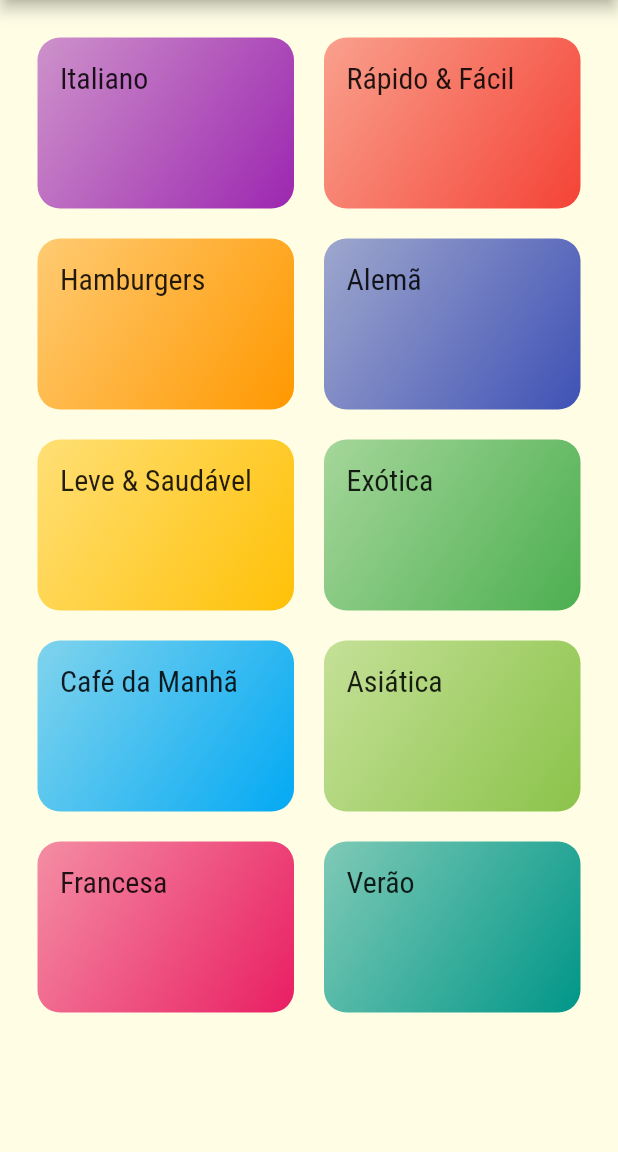
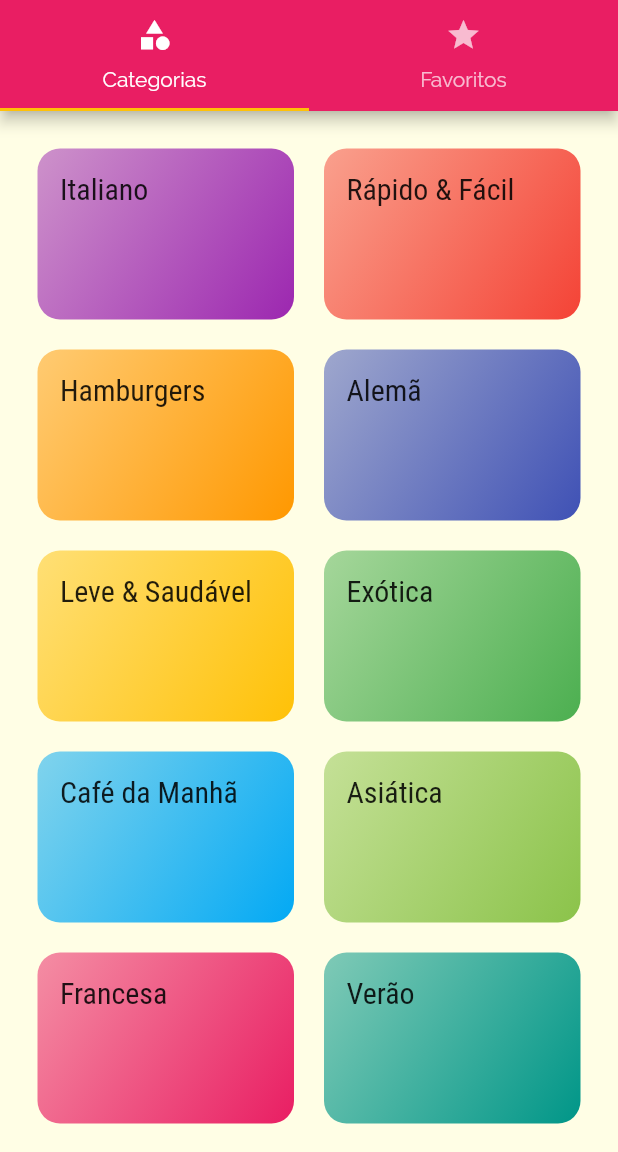
Before and after one commit to albertobezerra/comidas_flutter, a Flutter app: the screen it shows after launch, on a phone screen of 412 x 824 dp, the part 84-1236 px from its top. Run offline on Flutter 3.47's test engine with Material 2 defaults, Android fonts, the phone set to English and light mode, and no system bars.

Commit message:
Adição de navegação em tabs

```diff
--- a/lib/main.dart
+++ b/lib/main.dart
@@ -1,6 +1,6 @@
 import 'package:comidas/screens/categories_meals_screen.dart';
-import 'package:comidas/screens/categories_screen.dart';
 import 'package:comidas/screens/meal_detail_screen.dart';
+import 'package:comidas/screens/tabs_screen.dart';
 import 'package:comidas/utils/app_routes.dart';
 import 'package:flutter/material.dart';
 
@@ -22,7 +22,7 @@
                 fontFamily: 'Roboto',
               ))),
       routes: {
-        AppRoutes.HOME: (ctx) => CategoriesScreen(),
+        AppRoutes.HOME: (ctx) => TabsScreen(),
         AppRoutes.CATEGORIES_MEALS: (ctx) => CategoriesMealsScreen(),
         AppRoutes.MEAL_DETAIL: (ctx) => MealDetailScreen(),
       },
--- a/lib/screens/categories_screen.dart
+++ b/lib/screens/categories_screen.dart
@@ -6,11 +6,7 @@
 class CategoriesScreen extends StatelessWidget {
   @override
   Widget build(BuildContext context) {
-    return Scaffold(
-      appBar: AppBar(
-        title: Text('Vamos cozinhar?'),
-      ),
-      body: GridView(
+    return GridView(
       padding: const EdgeInsets.all(25),
       gridDelegate: SliverGridDelegateWithMaxCrossAxisExtent(
         maxCrossAxisExtent: 200,
@@ -21,7 +17,6 @@
       children: DUMMY_CATEGORIES.map((cat) {
         return CategoryItem(cat);
       }).toList(),
-      ),
     );
   }
 }
--- /dev/null
+++ b/lib/screens/favorite_screen.dart
@@ -0,0 +1,10 @@
+import 'package:flutter/material.dart';
+
+class FavoriteScreen extends StatelessWidget {
+  @override
+  Widget build(BuildContext context) {
+    return Center(
+      child: Text('Minhas comidas favoritas'),
+    );
+  }
+}
--- /dev/null
+++ b/lib/screens/tabs_screen.dart
@@ -0,0 +1,35 @@
+import 'package:comidas/screens/categories_screen.dart';
+import 'package:comidas/screens/favorite_screen.dart';
+import 'package:flutter/material.dart';
+
+class TabsScreen extends StatelessWidget {
+  @override
+  Widget build(BuildContext context) {
+    return DefaultTabController(
+      length: 2,
+      child: Scaffold(
+        appBar: AppBar(
+          title: Text('Vamos cozinhar?'),
+          bottom: TabBar(
+            tabs: [
+              Tab(
+                icon: Icon(Icons.category),
+                text: 'Categorias',
+              ),
+              Tab(
+                icon: Icon(Icons.star),
+                text: 'Favoritos',
+              ),
+            ],
+          ),
+        ),
+        body: TabBarView(
+          children: [
+            CategoriesScreen(),
+            FavoriteScreen(),
+          ],
+        ),
+      ),
+    );
+  }
+}
```
Lines whose indentation alone changed are shown as unchanged.
